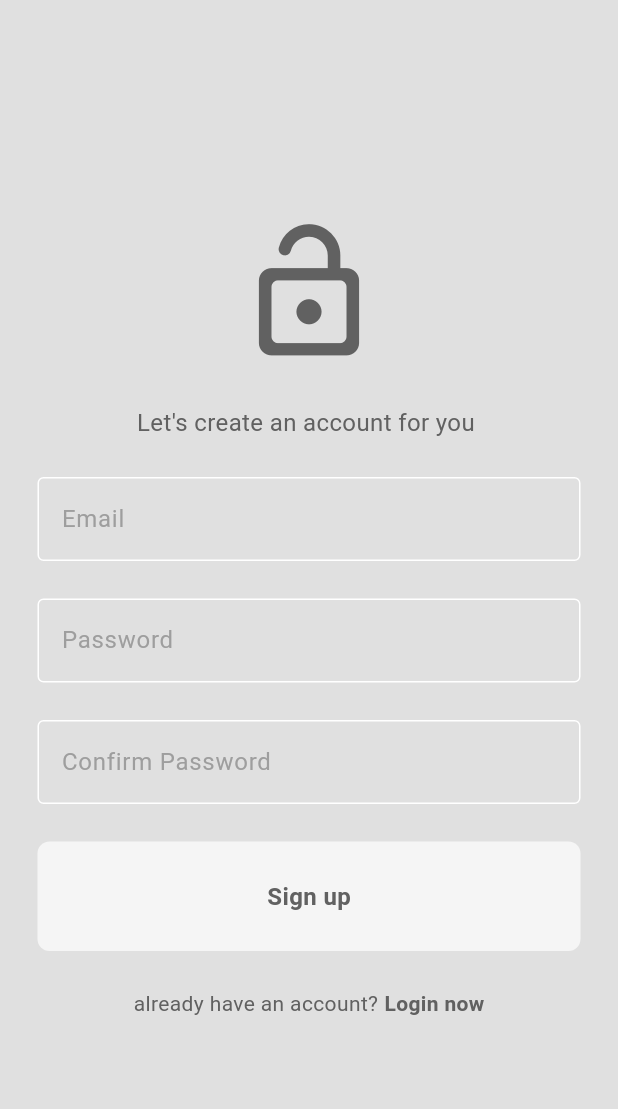
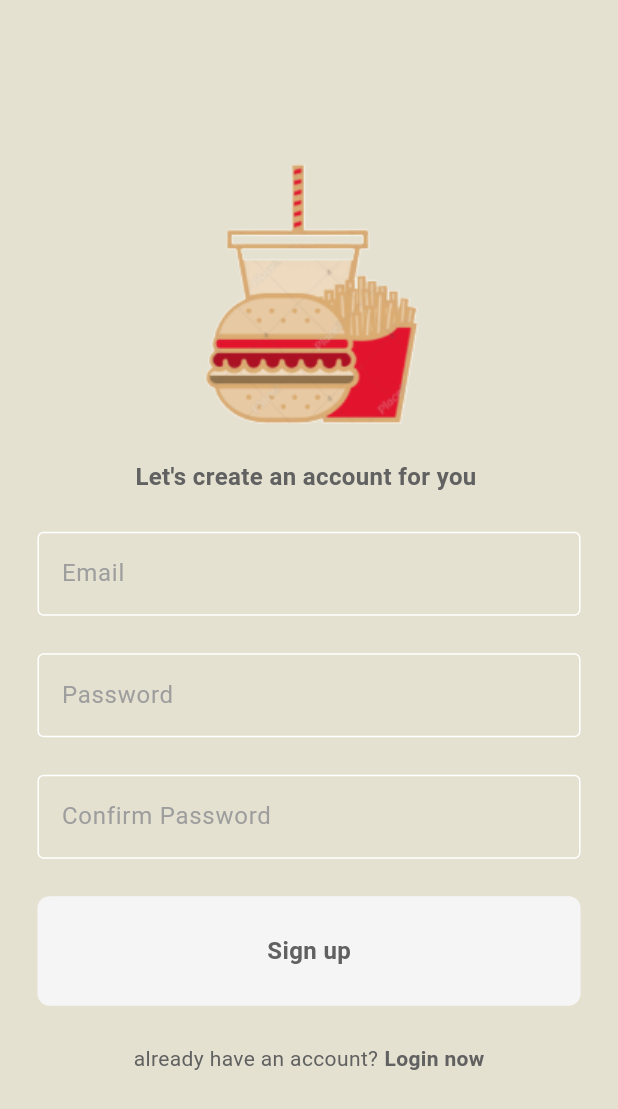
Before and after one commit to GhadaHafez9/FlipNFeed-App, a Flutter app: the screen it shows after launch, after a tap on "Register now", on a phone screen of 412 x 824 dp. Shown: the top 1109 px of the screen. Run offline on Flutter 3.47's test engine with Material 3 defaults, Android fonts, the phone set to English and light mode, and no system bars; our stand-ins replace cloud_firestore, firebase_auth, firebase_core, flutter_credit_card; accounts and stored records are empty; network calls fail.

Commit message:
2nd commit

```diff
--- a/lib/Pages/delivery_progress_page.dart
+++ b/lib/Pages/delivery_progress_page.dart
@@ -63,7 +63,7 @@ class _DeliveryProgressPageState extends State<DeliveryProgressPage> {
             crossAxisAlignment: CrossAxisAlignment.start,
             children: [
               Text(
-                "Zyad ",
+                "Your driver",
                 style: TextStyle(
                   fontWeight: FontWeight.bold,
                   fontSize: 18,
--- a/lib/Pages/login_page.dart
+++ b/lib/Pages/login_page.dart
@@ -50,18 +50,22 @@ class _LoginPageState extends State<LoginPage> {
         child: Column(
           mainAxisAlignment: MainAxisAlignment.center,
           children: [
-            Icon(
-              Icons.lock_open_rounded,
-              color: Theme.of(context).colorScheme.inversePrimary,
-              size: 100,
+            Row(
+              mainAxisAlignment: MainAxisAlignment.center,
+              children: [
+                Image.asset(
+                  'assets/images/only-logo.png',
+                  // height: 280,
+                ),
+              ],
             ),
-            const SizedBox(height: 25),
+            const SizedBox(height: 8),
             Text(
-              'Food Delivery App',
+              'FlipNFeed',
               style: TextStyle(
-                fontSize: 16,
-                color: Theme.of(context).colorScheme.inversePrimary,
-              ),
+                  fontSize: 23,
+                  color: Theme.of(context).colorScheme.inversePrimary,
+                  fontWeight: FontWeight.bold),
             ),
             const SizedBox(height: 25),
             MyTextfield(
--- a/lib/Pages/register_page.dart
+++ b/lib/Pages/register_page.dart
@@ -51,18 +51,22 @@ class _RegisterPageState extends State<RegisterPage> {
         child: Column(
           mainAxisAlignment: MainAxisAlignment.center,
           children: [
-            Icon(
-              Icons.lock_open_rounded,
-              color: Theme.of(context).colorScheme.inversePrimary,
-              size: 100,
+            Row(
+              mainAxisAlignment: MainAxisAlignment.center,
+              children: [
+                Image.asset(
+                  'assets/images/only-logo.png',
+                  //height: 300,
+                ),
+              ],
             ),
-            const SizedBox(height: 25),
+            const SizedBox(height: 14),
             Text(
               "Let's create an account for you ",
               style: TextStyle(
-                fontSize: 16,
-                color: Theme.of(context).colorScheme.inversePrimary,
-              ),
+                  fontSize: 16,
+                  color: Theme.of(context).colorScheme.inversePrimary,
+                  fontWeight: FontWeight.bold),
             ),
             const SizedBox(height: 25),
             MyTextfield(
--- a/lib/Pages/splash_page.dart
+++ b/lib/Pages/splash_page.dart
@@ -1,47 +1,45 @@
-// import 'package:flutter/material.dart';
+import 'dart:async';
 
-// class SplashPage extends StatefulWidget {
-//   const SplashPage({super.key});
+import 'package:flutter/material.dart';
+import 'package:food_delivery_app/services/auth/auth_gate.dart';
 
-//   @override
-//   State<SplashPage> createState() => _SplashPageState();
-// }
+class SplashPage extends StatefulWidget {
+  const SplashPage({super.key});
 
-// class _SplashPageState extends State<SplashPage> {
-//   @override
-//   Widget build(BuildContext context) {
-//     return Scaffold(
-//        body: Container(
-//         child: Stack(
-//           children: [
-//             Padding(
-//               padding: const EdgeInsets.only(top: 0, left: 10),
-//               child: Center(
-//                 child: FractionallySizedBox(
-//                   widthFactor: 5,
-//                   heightFactor: 1,
-//                   child: SvgPicture.asset(
-//                     'assets/only-logo.svg',
-//                     fit: BoxFit.contain,
-//                     color: Color(0xFFFFFFFF).withOpacity(0.03),
-//                   ),
-//                 ),
-//               ),
-//             ),
-//             Align(
-//               alignment: Alignment.center,
-//               child: Padding(
-//                 padding: EdgeInsets.all(0.20),
-//                 child: SvgPicture.asset(
-//                   'assets/anti-ai logo.svg',
-//                   height: 350,
-//                   width: 300,
-//                 ),
-//               ),
-//             ),
-//           ],
-//         ),
-//       ),
-//     );
-//   }
-// }
+  @override
+  State<SplashPage> createState() => _SplashPageState();
+}
+
+class _SplashPageState extends State<SplashPage> {
+  @override
+  void initState() {
+    Timer(const Duration(seconds: 4), () {
+      Navigator.push(
+          context, MaterialPageRoute(builder: (context) => const AuthGate()));
+    });
+
+    super.initState();
+  }
+
+  @override
+  Widget build(BuildContext context) {
+    return Scaffold(
+      backgroundColor: Theme.of(context).colorScheme.surface,
+      body: Stack(
+        children: [
+          Align(
+            alignment: Alignment.center,
+            child: Padding(
+              padding: const EdgeInsets.all(0.20),
+              child: Image.asset(
+                'assets/images/all-logo.png',
+                height: 450,
+                width: 450,
+              ),
+            ),
+          ),
+        ],
+      ),
+    );
+  }
+}
--- a/lib/components/my_sliver_bar.dart
+++ b/lib/components/my_sliver_bar.dart
@@ -30,7 +30,11 @@ class MySliverBar extends StatelessWidget {
       ],
       backgroundColor: Theme.of(context).colorScheme.surface,
       foregroundColor: Theme.of(context).colorScheme.inversePrimary,
-      title: const Center(child: Text('Sunset Diner')),
+      title: const Center(
+          child: Text(
+        'FlipNFeed',
+        style: TextStyle(fontWeight: FontWeight.bold, fontSize: 25),
+      )),
       flexibleSpace: FlexibleSpaceBar(
         background: Padding(
           padding: const EdgeInsets.only(bottom: 50.0),
--- a/lib/main.dart
+++ b/lib/main.dart
@@ -1,7 +1,7 @@
 import 'package:firebase_core/firebase_core.dart';
 import 'package:flutter/material.dart';
+import 'package:food_delivery_app/Pages/splash_page.dart';
 import 'package:food_delivery_app/firebase_options.dart';
-import 'package:food_delivery_app/services/auth/auth_gate.dart';
 import 'package:food_delivery_app/models/resturant.dart';
 import 'package:food_delivery_app/themes/theme_provider.dart';
 import 'package:provider/provider.dart';
@@ -30,7 +30,7 @@ class MyApp extends StatelessWidget {
   Widget build(BuildContext context) {
     return MaterialApp(
       debugShowCheckedModeBanner: false,
-      home: const AuthGate(),
+      home: const SplashPage(),
       theme: Provider.of<ThemeProvider>(context).themeData,
     );
   }
--- a/lib/themes/light_mode.dart
+++ b/lib/themes/light_mode.dart
@@ -2,7 +2,7 @@ import 'package:flutter/material.dart';
 
 ThemeData lightMode = ThemeData(
     colorScheme: ColorScheme.light(
-        surface: Colors.grey.shade300,
+        surface: const Color(0xffe5e1d1),
         primary: Colors.grey.shade500,
         secondary: Colors.grey.shade100,
         tertiary: Colors.white,
```
Also changed, not shown: lib/Pages/cart_page.dart (+9 -2 lines), lib/Pages/payment_page.dart (+6 -1 lines), lib/components/my_drawer.dart (+3 -4 lines), lib/services/auth/auth_service.dart (+27 -2 lines), assets/images/Screenshot 2024-08-26 051222-fotor-bg-remover-2024082704123.png (deleted), assets/images/all-logo.png (added), assets/images/only-logo.png (added), assets/images/photo_1_2024-08-27_00-41-36.jpg (deleted), 4 other files.
